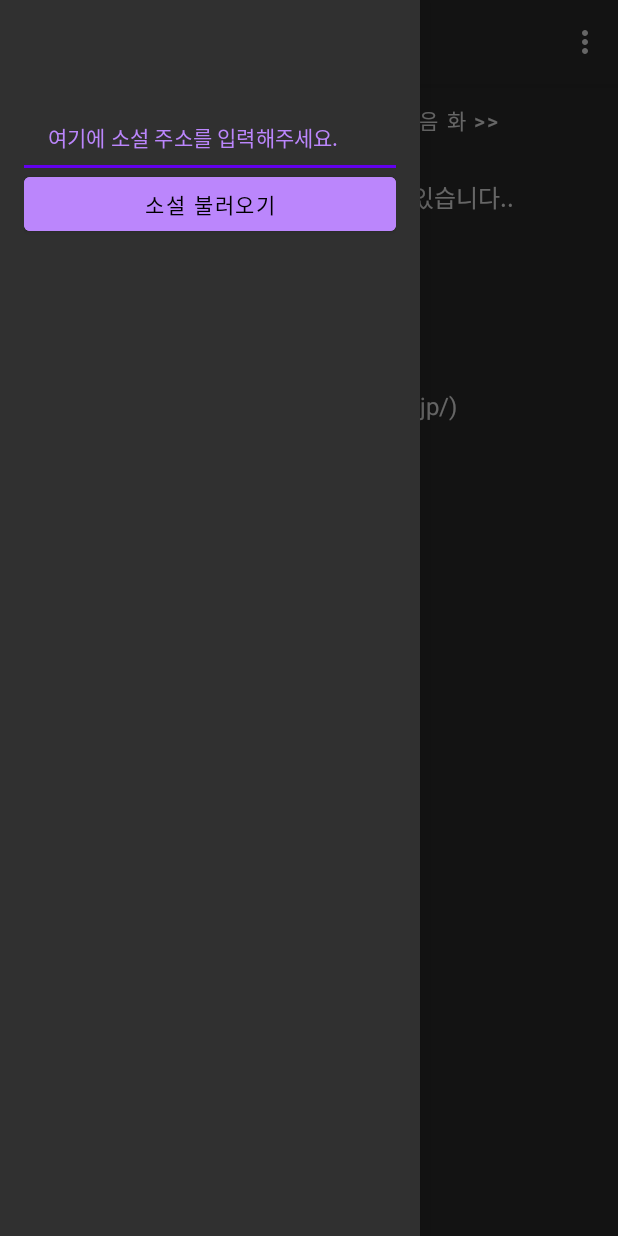
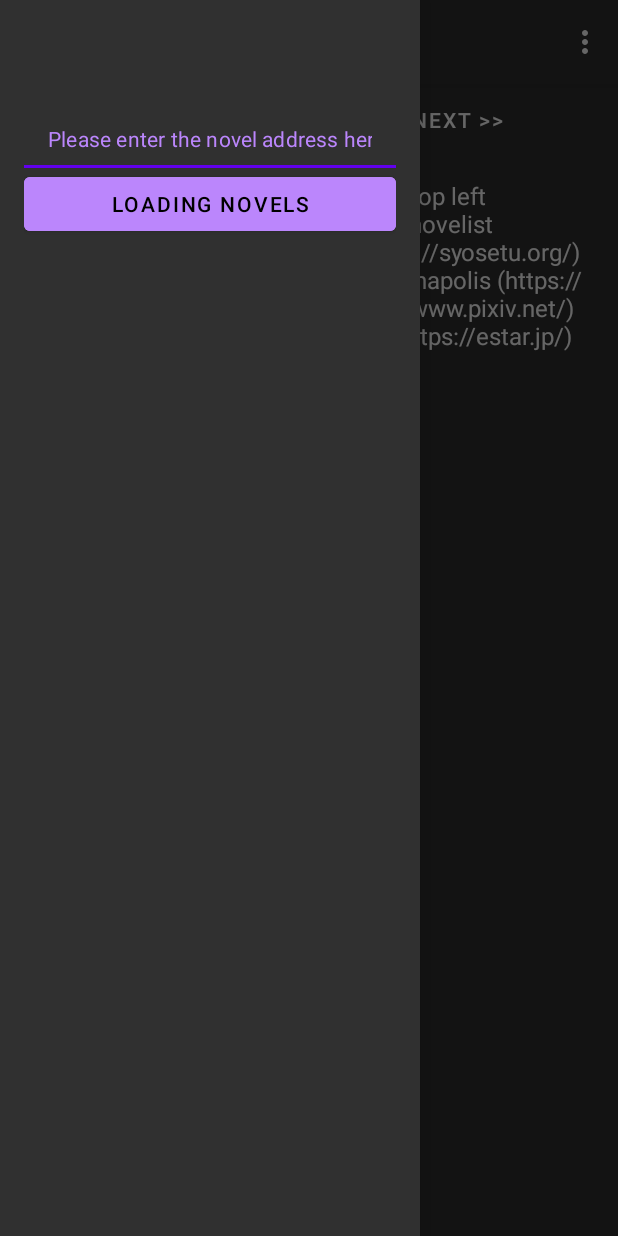
Before and after one commit to kdrkdrkdr/novel_reader, an Android app: the screen it shows after launch (MainActivity), with the side drawer open, on a phone screen of 412 x 824 dp. Run offline under Robolectric (Android 15) with nearby library versions, the phone set to English and light mode, and no system bars; our stand-ins replace navigation-ui; libraries missing offline, so code that uses them is left out: com.chaquo.python; 3 statements that could not run were skipped.

Commit message:
update strings.xml and logic

```diff
--- a/app/src/main/java/com/kdr/novel_reader/MainActivity.java
+++ b/app/src/main/java/com/kdr/novel_reader/MainActivity.java
@@ -37,6 +37,7 @@ import com.example.novel_reader.databinding.ActivityMainBinding;
 import com.google.android.material.textfield.TextInputLayout;
 
 import java.util.List;
+import java.util.Locale;
 
 public class MainActivity extends AppCompatActivity {
 
@@ -50,6 +51,8 @@ public class MainActivity extends AppCompatActivity {
     PyObject novelBigTitle;
     List<PyObject> novelContents = null;
     PyObject novelContent;
+
+
 
 
     private AppBarConfiguration mAppBarConfiguration;
@@ -71,7 +74,7 @@ public class MainActivity extends AppCompatActivity {
         // Passing each menu ID as a set of Ids because each
         // menu should be considered as top level destinations.
         mAppBarConfiguration = new AppBarConfiguration.Builder(
-                R.id.nav_home, R.id.nav_gallery, R.id.nav_slideshow)
+                R.id.nav_home)
                 .setOpenableLayout(drawer)
                 .build();
         NavController navController = Navigation.findNavController(this, R.id.nav_host_fragment_content_main);
@@ -210,7 +213,7 @@ public class MainActivity extends AppCompatActivity {
                         String novelURL = textInputLayout.getEditText().getText().toString();
                         current_novel_url = novelURL;
 
-                        currentNovelClass = novel_reader.callAttr("NovelReader", novelURL);
+                        currentNovelClass = novel_reader.callAttr("NovelReader", novelURL, Locale.getDefault().getLanguage().toString());
 
                         novelBigTitle = currentNovelClass.callAttr("get_big_title");
                         novelContents = currentNovelClass.callAttr("get_small_titles").asList();
@@ -269,7 +272,7 @@ public class MainActivity extends AppCompatActivity {
     protected Dialog onCreateDialog(int id) {
         ProgressDialog dialog = new ProgressDialog(this, R.style.dialogStyle);
         dialog.getWindow().setBackgroundDrawable(new ColorDrawable(Color.TRANSPARENT));
-        dialog.setMessage("소설을 불러오는 중.. 잠시만 기다려주세요.");
+        dialog.setMessage(getResources().getString(R.string.text_loadingBox));
 
         return dialog;
     }
--- a/app/src/main/java/com/kdr/novel_reader/Property_Settings.java
+++ b/app/src/main/java/com/kdr/novel_reader/Property_Settings.java
@@ -23,7 +23,6 @@ public class Property_Settings extends AppCompatActivity {
         saveBtn.setOnClickListener(new View.OnClickListener() {
             @Override
             public void onClick(View v) {
-                nV.setText("LOL!!!!!!!!!!!");
                 finish();
 
 
--- a/app/src/main/res/menu/activity_main_drawer.xml
+++ b/app/src/main/res/menu/activity_main_drawer.xml
@@ -8,13 +8,5 @@
             android:id="@+id/nav_home"
             android:icon="@drawable/ic_menu_camera"
             android:title="@string/menu_home" />
-        <item
-            android:id="@+id/nav_gallery"
-            android:icon="@drawable/ic_menu_gallery"
-            android:title="@string/menu_gallery" />
-        <item
-            android:id="@+id/nav_slideshow"
-            android:icon="@drawable/ic_menu_slideshow"
-            android:title="@string/menu_slideshow" />
     </group>
 </menu>
--- a/app/src/main/res/navigation/mobile_navigation.xml
+++ b/app/src/main/res/navigation/mobile_navigation.xml
@@ -11,15 +11,5 @@
         android:label="@string/menu_home"
         tools:layout="@layout/fragment_home" />
 
-    <fragment
-        android:id="@+id/nav_gallery"
-        android:name="com.kdr.novel_reader.ui.gallery.GalleryFragment"
-        android:label="@string/menu_gallery"
-        tools:layout="@layout/fragment_gallery" />
 
-    <fragment
-        android:id="@+id/nav_slideshow"
-        android:name="com.kdr.novel_reader.ui.slideshow.SlideshowFragment"
-        android:label="@string/menu_slideshow"
-        tools:layout="@layout/fragment_slideshow" />
 </navigation>
--- a/app/src/main/res/values/strings.xml
+++ b/app/src/main/res/values/strings.xml
@@ -1,27 +1,24 @@
 <resources>
-    <string name="app_name">웹 소설 번역</string>
-    <string name="navigation_drawer_open">Open navigation drawer</string>
-    <string name="navigation_drawer_close">Close navigation drawer</string>
-    <string name="nav_header_title">Android Studio</string>
-    <string name="nav_header_subtitle">android.studio@android.com</string>
-    <string name="nav_header_desc">Navigation header</string>
-    <string name="action_settings">Settings</string>
 
+    <string name="navigation_drawer_open" translatable="false">Open navigation drawer</string>
+    <string name="navigation_drawer_close" translatable="false">Close navigation drawer</string>
+    <string name="nav_header_desc" translatable="false">Navigation header</string>
+    <string name="action_settings" translatable="false">Settings</string>
+
+    <string name="app_name">Web Novel Translation</string>
     <string name="menu_home">Home</string>
-    <string name="menu_gallery">Gallery</string>
-    <string name="menu_slideshow">Slideshow</string>
 
+    <string name="text_settings">Settings</string>
+    <string name="text_dev_help">Inquiry</string>
 
-    <string name="text_settings">설정</string>
-    <string name="text_dev_help">문의하기</string>
+    <string name="text_textInputLayout">Please enter the novel address here.</string>
+    <string name="text_button">Loading novels</string>
 
-    <string name="text_textInputLayout">여기에 소설 주소를 입력해주세요.</string>
-    <string name="text_button">소설 불러오기</string>
+    <string name="text_novelPrevBtn">&lt;&lt; Previous</string>
+    <string name="text_novelNxtBtn">Next &gt;&gt;</string>
 
-    <string name="text_novelView">좌측 상단 버튼을 눌러 소설을 불러올 수 있습니다..\n\n[지원하는 사이트 목록]\n소설가가되자(https://syosetu.com/)\n하멜른(https://syosetu.org/)\n카쿠요무(https://kakuyomu.jp/)\n알파폴리스(https://www.alphapolis.co.jp/)\n픽시브(https://www.pixiv.net/)\n노벨리스트(https://novelist.jp/)\n이스타(https://estar.jp/)</string>
-    <string name="text_novelPrevBtn">&lt;&lt; 이전 화</string>
-    <string name="text_novelNxtBtn">다음 화 &gt;&gt;</string>
-
+    <string name="text_loadingBox">Loading a novel.. Please wait a second.</string>
+    <string name="text_novelView">You can load a novel by pressing the top left button..  [Support website] Become a novelist (https://syosetu.com/) Hameln (https://syosetu.org/) Kakuyomu (https://kakuyomu.jp/) Alphapolis (https://www.alphapolis.co.jp/) Pixiv (https://www.pixiv.net/) Novelist (https://novelist.jp/) Estar (https://estar.jp/)</string>
 
 
 </resources>
```
Also changed, not shown: app/src/main/java/com/kdr/novel_reader/ui/gallery/GalleryFragment.java (deleted, +0 -45 lines), app/src/main/java/com/kdr/novel_reader/ui/gallery/GalleryViewModel.java (deleted, +0 -19 lines), app/src/main/java/com/kdr/novel_reader/ui/slideshow/SlideshowFragment.java (deleted, +0 -45 lines), app/src/main/java/com/kdr/novel_reader/ui/slideshow/SlideshowViewModel.java (deleted, +0 -19 lines), app/src/main/res/layout/fragment_gallery.xml (deleted, +0 -22 lines), app/src/main/res/layout/fragment_slideshow.xml (deleted, +0 -22 lines), 16 other files.
